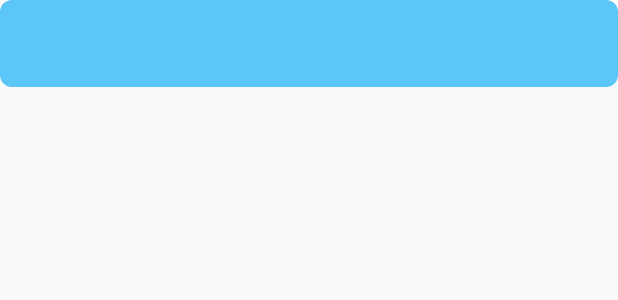
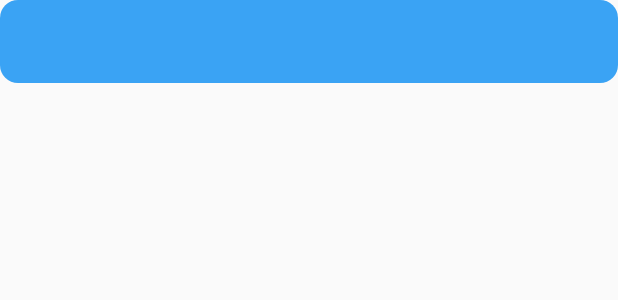
Before and after one commit to tongbie/Tools, an Android app: the layout google_card_adapter.xml on its own in the app's theme, with its tools: preview values and no code run, on a phone screen of 412 x 824 dp. Shown: the top 300 px of the screen. Run offline under Robolectric (Android 15) with nearby library versions, the phone set to English and light mode, and no system bars.

Commit message:
2017/9/23 0:05

```diff
--- a/app/src/main/res/drawable/circularbead.xml
+++ b/app/src/main/res/drawable/circularbead.xml
@@ -1,5 +1,5 @@
 <?xml version="1.0" encoding="utf-8"?>
 <shape xmlns:android="http://schemas.android.com/apk/res/android">
-    <corners android:radius="8dp" />
-    <solid android:color="#5ac7f8" />
+    <corners android:radius="12dp" />
+    <solid android:color="#3aa3f4" />
 </shape>
--- a/app/src/main/res/layout/google_card_adapter.xml
+++ b/app/src/main/res/layout/google_card_adapter.xml
@@ -11,7 +11,8 @@
         android:layout_width="match_parent"
         android:layout_height="wrap_content"
         android:textIsSelectable="true"
-        android:textSize="20sp" />
+        android:textColor="#ffffff"
+        android:textSize="18sp" />
 
     <ImageView
         android:id="@+id/Card_Pic"
```
Also changed, not shown: app/src/main/java/com/example/myapplication/WeatherPackage/Weather.java (+18 -32 lines), app/src/main/res/drawable-xhdpi/empty.png (added).
